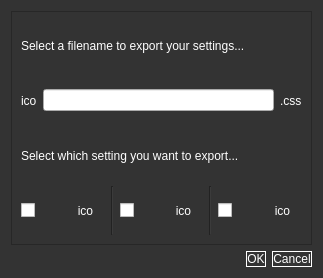
Vazquinhos/CatalunyaCircuit, file Ui/exportsettingsqt.ui: the form before one commit.
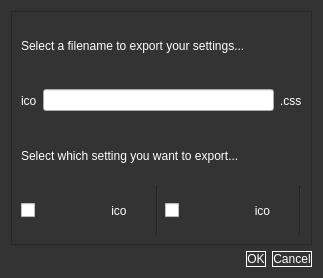
The form after the commit.

Commit message: Añadido el menu, en la mainwindow, se oculta/desoculta con la key M( de menu XD). Eliminada la ventana de lights, "eliminado la opcion de importar/exportar luces)

Patch:
```diff
--- a/Ui/exportsettingsqt.ui
+++ b/Ui/exportsettingsqt.ui
@@ -122,23 +122,6 @@
           </property>
          </widget>
         </item>
-        <item>
-         <widget class="QCheckBox" name="_lights">
-          <property name="text">
-           <string/>
-          </property>
-         </widget>
-        </item>
-        <item>
-         <widget class="QLabel" name="lightlab">
-          <property name="text">
-           <string>ico</string>
-          </property>
-          <property name="alignment">
-           <set>Qt::AlignCenter</set>
-          </property>
-         </widget>
-        </item>
        </layout>
       </item>
      </layout>
```
The commit also changes 20 other files.
